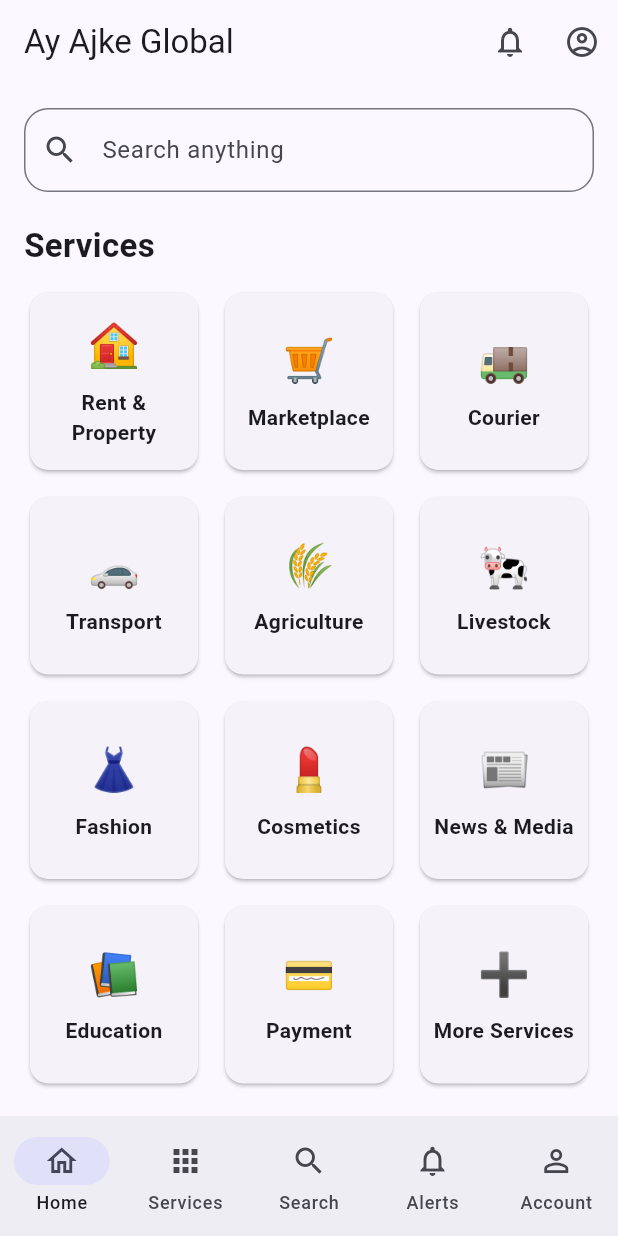
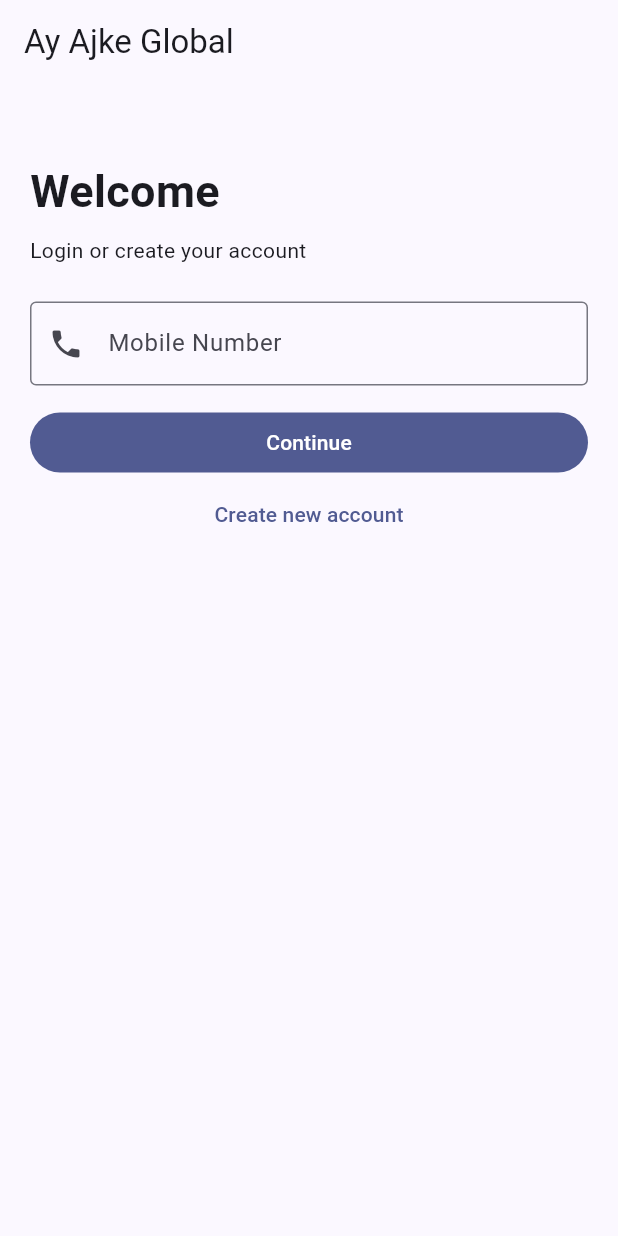
Before and after one commit to mstnupurparvin230-cpu/ayajke-global-build11, a Flutter app: the screen it shows after launch, on a phone screen of 412 x 824 dp. Run offline on Flutter 3.47's test engine with Material 3 defaults, Android fonts, the phone set to English and light mode, and no system bars.

Commit message:
Upload via github-zip-up

```diff
--- a/lib/main.dart
+++ b/lib/main.dart
@@ -1,156 +1,117 @@
 import 'package:flutter/material.dart';
 
-void main() => runApp(const AyAjkeGlobalApp());
+void main() => runApp(const App());
 
-class AyAjkeGlobalApp extends StatelessWidget {
-  const AyAjkeGlobalApp({super.key});
-
+class App extends StatelessWidget {
+  const App({super.key});
   @override
-  Widget build(BuildContext context) {
-    return MaterialApp(
+  Widget build(BuildContext context) => MaterialApp(
     debugShowCheckedModeBanner: false,
     title: 'Ay Ajke Global',
-      theme: ThemeData(
-        useMaterial3: true,
-        colorSchemeSeed: Colors.indigo,
-      ),
-      home: const HomePage(),
+    theme: ThemeData(useMaterial3: true, colorSchemeSeed: Colors.indigo),
+    home: const LoginPage(),
   );
 }
+
+class LoginPage extends StatefulWidget {
+  const LoginPage({super.key});
+  @override State<LoginPage> createState() => _LoginPageState();
+}
+class _LoginPageState extends State<LoginPage> {
+  final phone = TextEditingController();
+  @override Widget build(BuildContext context) => Scaffold(
+    appBar: AppBar(title: const Text('Ay Ajke Global')),
+    body: Padding(
+      padding: const EdgeInsets.all(20),
+      child: Column(crossAxisAlignment: CrossAxisAlignment.stretch, children: [
+        const SizedBox(height: 30),
+        const Text('Welcome', style: TextStyle(fontSize: 30, fontWeight: FontWeight.bold)),
+        const SizedBox(height: 8),
+        const Text('Login or create your account'),
+        const SizedBox(height: 24),
+        TextField(controller: phone, keyboardType: TextInputType.phone,
+          decoration: const InputDecoration(labelText: 'Mobile Number', prefixIcon: Icon(Icons.phone), border: OutlineInputBorder())),
+        const SizedBox(height: 14),
+        FilledButton(onPressed: () => Navigator.pushReplacement(context, MaterialPageRoute(builder: (_) => const HomePage())), child: const Text('Continue')),
+        TextButton(onPressed: () => Navigator.push(context, MaterialPageRoute(builder: (_) => const RegisterPage())), child: const Text('Create new account')),
+      ]),
+    ),
+  );
 }
 
-class HomePage extends StatefulWidget {
-  const HomePage({super.key});
-  @override
-  State<HomePage> createState() => _HomePageState();
+class RegisterPage extends StatelessWidget {
+  const RegisterPage({super.key});
+  @override Widget build(BuildContext context) => Scaffold(
+    appBar: AppBar(title: const Text('Registration')),
+    body: ListView(padding: const EdgeInsets.all(20), children: [
+      const TextField(decoration: InputDecoration(labelText: 'Full Name', border: OutlineInputBorder())),
+      const SizedBox(height: 12),
+      const TextField(decoration: InputDecoration(labelText: 'Mobile Number', border: OutlineInputBorder())),
+      const SizedBox(height: 12),
+      DropdownButtonFormField<String>(
+        decoration: const InputDecoration(labelText: 'Account Type', border: OutlineInputBorder()),
+        items: const ['User', 'Owner', 'Seller', 'Service Provider'].map((x) => DropdownMenuItem(value: x, child: Text(x))).toList(),
+        onChanged: (_) {},
+      ),
+      const SizedBox(height: 12),
+      FilledButton(onPressed: () => Navigator.push(context, MaterialPageRoute(builder: (_) => const LocationPage())), child: const Text('Continue to Location')),
+    ]),
+  );
 }
 
-class _HomePageState extends State<HomePage> {
-  int index = 0;
-
-  static const services = [
-    ('🏠', 'Rent & Property'),
-    ('🛒', 'Marketplace'),
-    ('🚚', 'Courier'),
-    ('🚗', 'Transport'),
-    ('🌾', 'Agriculture'),
-    ('🐄', 'Livestock'),
-    ('👗', 'Fashion'),
-    ('💄', 'Cosmetics'),
-    ('📰', 'News & Media'),
-    ('📚', 'Education'),
-    ('💳', 'Payment'),
-    ('➕', 'More Services'),
-  ];
-
-  @override
-  Widget build(BuildContext context) {
-    return Scaffold(
-      appBar: AppBar(
-        title: const Text('Ay Ajke Global'),
-        actions: [
-          IconButton(
-            onPressed: () {},
-            icon: const Icon(Icons.notifications_none),
-          ),
-          IconButton(
-            onPressed: () {},
-            icon: const Icon(Icons.account_circle_outlined),
-          ),
-        ],
-      ),
-      body: ListView(
-        padding: const EdgeInsets.all(16),
-        children: [
-          TextField(
-            decoration: InputDecoration(
-              hintText: 'Search anything',
-              prefixIcon: const Icon(Icons.search),
-              border: OutlineInputBorder(
-                borderRadius: BorderRadius.circular(16),
-              ),
-            ),
-          ),
-          const SizedBox(height: 20),
-          const Text(
-            'Services',
-            style: TextStyle(fontSize: 22, fontWeight: FontWeight.bold),
-          ),
-          const SizedBox(height: 12),
-          GridView.builder(
-            shrinkWrap: true,
-            physics: const NeverScrollableScrollPhysics(),
-            itemCount: services.length,
-            gridDelegate: const SliverGridDelegateWithFixedCrossAxisCount(
-              crossAxisCount: 3,
-              crossAxisSpacing: 10,
-              mainAxisSpacing: 10,
-              childAspectRatio: .95,
-            ),
-            itemBuilder: (_, i) {
-              final item = services[i];
-              return Card(
-                child: InkWell(
-                  borderRadius: BorderRadius.circular(12),
-                  onTap: () => _openService(item.$2),
-                  child: Padding(
-                    padding: const EdgeInsets.all(8),
-                    child: Column(
-                      mainAxisAlignment: MainAxisAlignment.center,
-                      children: [
-                        Text(item.$1, style: const TextStyle(fontSize: 28)),
-                        const SizedBox(height: 8),
-                        Text(
-                          item.$2,
-                          textAlign: TextAlign.center,
-                          style: const TextStyle(fontWeight: FontWeight.w600),
-                        ),
-                      ],
-                    ),
-                  ),
+class LocationPage extends StatefulWidget {
+  const LocationPage({super.key});
+  @override State<LocationPage> createState() => _LocationPageState();
+}
+class _LocationPageState extends State<LocationPage> {
+  String country = 'Bangladesh', region = 'Select', district = 'Select', thana = 'Select', union = 'Select', village = 'Select';
+  Widget pick(String label, String value, List<String> items, void Function(String?) onChanged) => Padding(
+    padding: const EdgeInsets.only(bottom: 10),
+    child: DropdownButtonFormField<String>(
+      value: value == 'Select' ? null : value,
+      decoration: InputDecoration(labelText: label, border: const OutlineInputBorder()),
+      items: items.map((x) => DropdownMenuItem(value: x, child: Text(x))).toList(),
+      onChanged: onChanged,
     ),
   );
-            },
-          ),
-        ],
-      ),
-      bottomNavigationBar: NavigationBar(
-        selectedIndex: index,
-        onDestinationSelected: (v) => setState(() => index = v),
-        destinations: const [
+  @override Widget build(BuildContext context) => Scaffold(
+    appBar: AppBar(title: const Text('Select Location')),
+    body: ListView(padding: const EdgeInsets.all(20), children: [
+      pick('Country', country, const ['Bangladesh', 'India', 'Saudi Arabia', 'UAE', 'United Kingdom'], (v) => setState(() => country = v!)),
+      pick('Division / State / Province', region, const ['Dhaka', 'Chattogram', 'Rajshahi', 'Khulna', 'Barishal', 'Sylhet', 'Rangpur', 'Mymensingh'], (v) => setState(() => region = v!)),
+      pick('District', district, const ['Panchagarh', 'Dhaka', 'Chattogram', 'Rangpur'], (v) => setState(() => district = v!)),
+      pick('Thana / Upazila', thana, const ['Debiganj', 'Sadar', 'Kotwali'], (v) => setState(() => thana = v!)),
+      pick('Union / Municipality', union, const ['Select Union', 'Municipality'], (v) => setState(() => union = v!)),
+      pick('Village / Para / Mohalla', village, const ['Select Village', 'Select Para'], (v) => setState(() => village = v!)),
+      const TextField(decoration: InputDecoration(labelText: 'Road / Street', border: OutlineInputBorder())),
+      const SizedBox(height: 10),
+      const TextField(decoration: InputDecoration(labelText: 'House / Building No.', border: OutlineInputBorder())),
+      const SizedBox(height: 16),
+      FilledButton(onPressed: () => Navigator.pushReplacement(context, MaterialPageRoute(builder: (_) => const HomePage())), child: const Text('Save Location')),
+    ]),
+  );
+}
+
+class HomePage extends StatelessWidget {
+  const HomePage({super.key});
+  static const services = ['🏠 Rent & Property','🛒 Marketplace','🚚 Courier','🚗 Transport','🌾 Agriculture','🐄 Livestock','👗 Fashion','💄 Cosmetics','📰 News & Media','📚 Education','💳 Payment','➕ More'];
+  @override Widget build(BuildContext context) => Scaffold(
+    appBar: AppBar(title: const Text('Ay Ajke Global'), actions: [IconButton(onPressed: (){}, icon: const Icon(Icons.notifications_none)), IconButton(onPressed: (){}, icon: const Icon(Icons.person_outline))]),
+    body: ListView(padding: const EdgeInsets.all(16), children: [
+      const TextField(decoration: InputDecoration(hintText: 'Search anything', prefixIcon: Icon(Icons.search), border: OutlineInputBorder())),
+      const SizedBox(height: 20),
+      const Text('Services', style: TextStyle(fontSize: 22, fontWeight: FontWeight.bold)),
+      const SizedBox(height: 12),
+      GridView.builder(shrinkWrap: true, physics: const NeverScrollableScrollPhysics(), itemCount: services.length,
+        gridDelegate: const SliverGridDelegateWithFixedCrossAxisCount(crossAxisCount: 3, crossAxisSpacing: 8, mainAxisSpacing: 8),
+        itemBuilder: (_, i) => Card(child: Center(child: Padding(padding: const EdgeInsets.all(6), child: Text(services[i], textAlign: TextAlign.center))))),
+    ]),
+    bottomNavigationBar: const NavigationBar(destinations: [
       NavigationDestination(icon: Icon(Icons.home_outlined), label: 'Home'),
       NavigationDestination(icon: Icon(Icons.apps_outlined), label: 'Services'),
       NavigationDestination(icon: Icon(Icons.search), label: 'Search'),
       NavigationDestination(icon: Icon(Icons.notifications_none), label: 'Alerts'),
       NavigationDestination(icon: Icon(Icons.person_outline), label: 'Account'),
-        ],
-      ),
+    ]),
   );
 }
-
-  void _openService(String name) {
-    Navigator.push(
-      context,
-      MaterialPageRoute(builder: (_) => ServicePage(name: name)),
-    );
-  }
-}
-
-class ServicePage extends StatelessWidget {
-  final String name;
-  const ServicePage({super.key, required this.name});
-
-  @override
-  Widget build(BuildContext context) {
-    return Scaffold(
-      appBar: AppBar(title: Text(name)),
-      body: Center(
-        child: Text(
-          '$name\\n\\nModule ready for the next build stage.',
-          textAlign: TextAlign.center,
-          style: const TextStyle(fontSize: 20),
-        ),
-      ),
-    );
-  }
-}
```
Also changed, not shown: pubspec.yaml (+2 -5 lines), 1 other file. Lines whose indentation alone changed are shown as unchanged.
